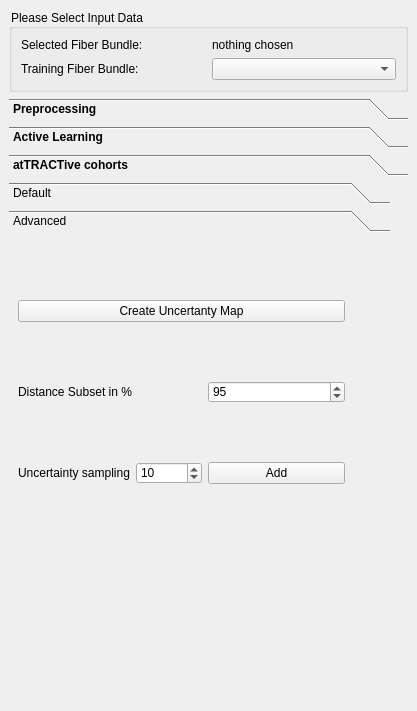
Qt form Plugins/org.mitk.gui.qt.diffusionimaging.fiberprocessing/src/internal/QmitkInteractiveFiberDissectionViewControls.ui (MIC-DKFZ/MITK-Diffusion) before a commit.
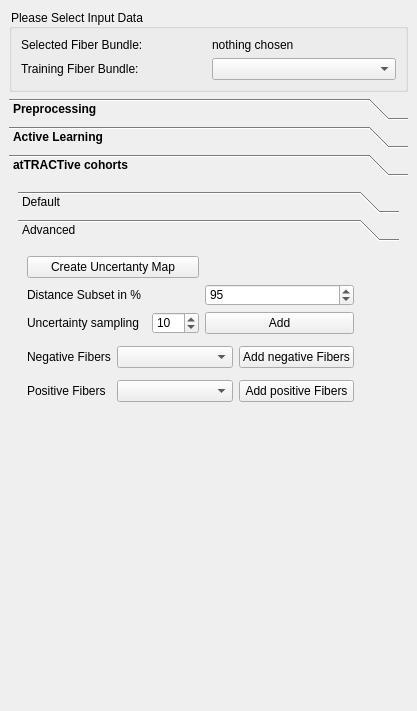
The same form after that commit. The open tabs and pages were chosen to show the change. Icons and pictures are not drawn. Custom widgets are drawn as their Qt base class.

Diff of the .ui file:
```diff
--- a/Plugins/org.mitk.gui.qt.diffusionimaging.fiberprocessing/src/internal/QmitkInteractiveFiberDissectionViewControls.ui
+++ b/Plugins/org.mitk.gui.qt.diffusionimaging.fiberprocessing/src/internal/QmitkInteractiveFiberDissectionViewControls.ui
@@ -614,15 +614,9 @@
       <attribute name="label">
        <string>atTRACTive cohorts</string>
       </attribute>
+      <layout class="QGridLayout" name="gridLayout_8">
+       <item row="0" column="0">
       <widget class="QToolBox" name="toolBox_3">
-       <property name="geometry">
-        <rect>
-         <x>0</x>
-         <y>0</y>
-         <width>381</width>
-         <height>453</height>
-        </rect>
-       </property>
        <property name="currentIndex">
         <number>0</number>
        </property>
@@ -860,14 +854,30 @@
          <rect>
           <x>0</x>
           <y>0</y>
-          <width>344</width>
-          <height>141</height>
+            <width>413</width>
+            <height>407</height>
          </rect>
         </property>
         <attribute name="label">
          <string>Advanced</string>
         </attribute>
-        <layout class="QGridLayout" name="gridLayout_8">
+          <layout class="QGridLayout" name="gridLayout_10">
+           <item row="2" column="2">
+            <widget class="QSpinBox" name="m_NumRandomFibers2Ben">
+             <property name="enabled">
+              <bool>true</bool>
+             </property>
+             <property name="minimum">
+              <number>1</number>
+             </property>
+             <property name="maximum">
+              <number>500</number>
+             </property>
+             <property name="value">
+              <number>10</number>
+             </property>
+            </widget>
+           </item>
          <item row="1" column="0" colspan="2">
           <widget class="QLabel" name="label_15">
            <property name="text">
@@ -875,82 +885,115 @@
            </property>
           </widget>
          </item>
-         <item row="7" column="4">
-          <widget class="QPushButton" name="m_unclabelingBrushGen">
-           <property name="maximumSize">
-            <size>
-             <width>30</width>
-             <height>30</height>
-            </size>
-           </property>
+           <item row="2" column="3" colspan="2">
+            <widget class="QPushButton" name="m_AddUncertainFibersGen">
            <property name="text">
-            <string/>
-           </property>
-           <property name="icon">
-            <iconset>
-             <normaloff>:/org.mitk.gui.qt.diffusionimaging.fiberprocessing/resources/eraze.png</normaloff>:/org.mitk.gui.qt.diffusionimaging.fiberprocessing/resources/eraze.png</iconset>
-           </property>
-           <property name="iconSize">
-            <size>
-             <width>32</width>
-             <height>32</height>
-            </size>
-           </property>
-           <property name="flat">
-            <bool>true</bool>
-           </property>
-          </widget>
-         </item>
-         <item row="1" column="2" colspan="2">
-          <widget class="QSpinBox" name="m_subsetfftGen">
-           <property name="maximum">
-            <number>100</number>
-           </property>
-           <property name="value">
-            <number>95</number>
-           </property>
-          </widget>
-         </item>
-         <item row="0" column="0" colspan="4">
+              <string>Add</string>
+             </property>
+            </widget>
+           </item>
+           <item row="3" column="0" rowspan="3">
+            <widget class="QLabel" name="label_18">
+             <property name="text">
+              <string>Negative Fibers</string>
+             </property>
+            </widget>
+           </item>
+           <item row="3" column="1" rowspan="3" colspan="3">
+            <widget class="QmitkDataStorageComboBox" name="m_negGenBundleBox"/>
+           </item>
+           <item row="0" column="0" colspan="3">
           <widget class="QPushButton" name="m_CreateUncertantyManGen">
            <property name="text">
             <string>Create Uncertanty Map</string>
            </property>
           </widget>
          </item>
-         <item row="3" column="0">
+           <item row="1" column="3" colspan="2">
+            <widget class="QSpinBox" name="m_subsetfftGen">
+             <property name="maximum">
+              <number>100</number>
+             </property>
+             <property name="value">
+              <number>95</number>
+             </property>
+            </widget>
+           </item>
+           <item row="5" column="5" rowspan="4">
+            <widget class="QPushButton" name="m_unclabelingBrushGen">
+             <property name="maximumSize">
+              <size>
+               <width>30</width>
+               <height>30</height>
+              </size>
+             </property>
+             <property name="text">
+              <string/>
+             </property>
+             <property name="icon">
+              <iconset>
+               <normaloff>:/org.mitk.gui.qt.diffusionimaging.fiberprocessing/resources/eraze.png</normaloff>:/org.mitk.gui.qt.diffusionimaging.fiberprocessing/resources/eraze.png</iconset>
+             </property>
+             <property name="iconSize">
+              <size>
+               <width>32</width>
+               <height>32</height>
+              </size>
+             </property>
+             <property name="flat">
+              <bool>true</bool>
+             </property>
+            </widget>
+           </item>
+           <item row="2" column="0" colspan="2">
           <widget class="QLabel" name="label_16">
            <property name="text">
             <string>Uncertainty sampling</string>
            </property>
           </widget>
          </item>
-         <item row="3" column="1">
-          <widget class="QSpinBox" name="m_NumRandomFibers2Ben">
-           <property name="enabled">
-            <bool>true</bool>
-           </property>
-           <property name="minimum">
-            <number>1</number>
-           </property>
-           <property name="maximum">
-            <number>500</number>
-           </property>
-           <property name="value">
-            <number>10</number>
-           </property>
-          </widget>
-         </item>
-         <item row="3" column="2" colspan="2">
-          <widget class="QPushButton" name="m_AddUncertainFibersGen">
+           <item row="4" column="4">
+            <widget class="QPushButton" name="m_add_negativeFibers">
+             <property name="text">
+              <string>Add negative Fibers</string>
+             </property>
+            </widget>
+           </item>
+           <item row="6" column="0">
+            <widget class="QLabel" name="label_19">
+             <property name="text">
+              <string>Positive Fibers</string>
+             </property>
+            </widget>
+           </item>
+           <item row="8" column="1">
+            <spacer name="verticalSpacer_10">
+             <property name="orientation">
+              <enum>Qt::Vertical</enum>
+             </property>
+             <property name="sizeHint" stdset="0">
+              <size>
+               <width>20</width>
+               <height>40</height>
+              </size>
+             </property>
+            </spacer>
+           </item>
+           <item row="6" column="1" colspan="3">
+            <widget class="QmitkDataStorageComboBox" name="m_posGenBundleBox"/>
+           </item>
+           <item row="6" column="4">
+            <widget class="QPushButton" name="m_add_positiveFibers">
            <property name="text">
-            <string>Add</string>
+              <string>Add positive Fibers</string>
            </property>
           </widget>
          </item>
         </layout>
        </widget>
       </widget>
+       </item>
+      </layout>
      </widget>
     </widget>
    </item>
```
Left out of the diff: 107 changed lines with no effect on the pictures. Lines whose indentation alone changed are shown as unchanged.
